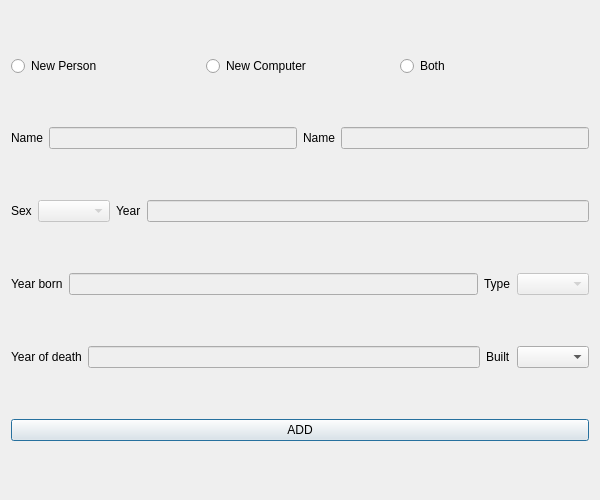
The window that vika3/Vika3/addnewdialog.ui (BeanBean-Nyah/T113-VLN) describes before a commit, drawn with Qt 5.
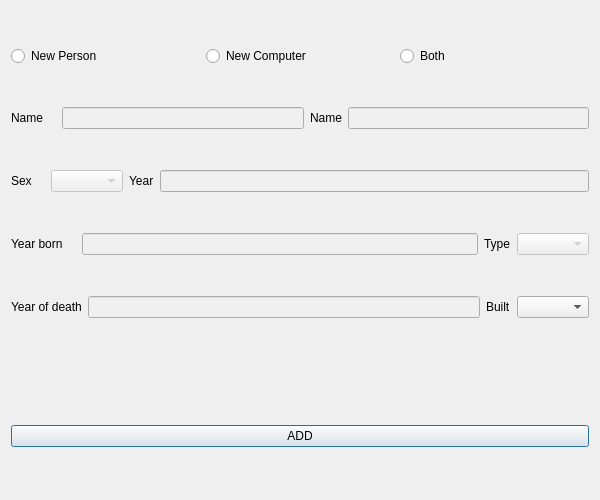
The same window after the commit.

The edit to the form file:
```diff
--- a/vika3/Vika3/addnewdialog.ui
+++ b/vika3/Vika3/addnewdialog.ui
@@ -54,6 +54,13 @@
        </property>
       </widget>
      </item>
+     <item>
+      <widget class="QLabel" name="label_error_person_name">
+       <property name="text">
+        <string/>
+       </property>
+      </widget>
+     </item>
      <item>
       <widget class="QLineEdit" name="input_person_name">
        <property name="enabled">
@@ -86,6 +93,13 @@
        </property>
       </widget>
      </item>
+     <item>
+      <widget class="QLabel" name="label_error_person_sex">
+       <property name="text">
+        <string/>
+       </property>
+      </widget>
+     </item>
      <item>
       <widget class="QComboBox" name="input_person_sex">
        <property name="enabled">
@@ -118,6 +132,13 @@
        </property>
       </widget>
      </item>
+     <item>
+      <widget class="QLabel" name="label_error_person_birth">
+       <property name="text">
+        <string/>
+       </property>
+      </widget>
+     </item>
      <item>
       <widget class="QLineEdit" name="input_person_birth">
        <property name="enabled">
@@ -169,6 +190,34 @@
      </item>
     </layout>
    </item>
+   <item>
+    <widget class="QLabel" name="label_error_message">
+     <property name="enabled">
+      <bool>true</bool>
+     </property>
+     <property name="minimumSize">
+      <size>
+       <width>0</width>
+       <height>25</height>
+      </size>
+     </property>
+     <property name="maximumSize">
+      <size>
+       <width>16777215</width>
+       <height>25</height>
+      </size>
+     </property>
+     <property name="baseSize">
+      <size>
+       <width>0</width>
+       <height>20</height>
+      </size>
+     </property>
+     <property name="text">
+      <string/>
+     </property>
+    </widget>
+   </item>
    <item>
     <widget class="QPushButton" name="pushButton">
      <property name="text">
```
